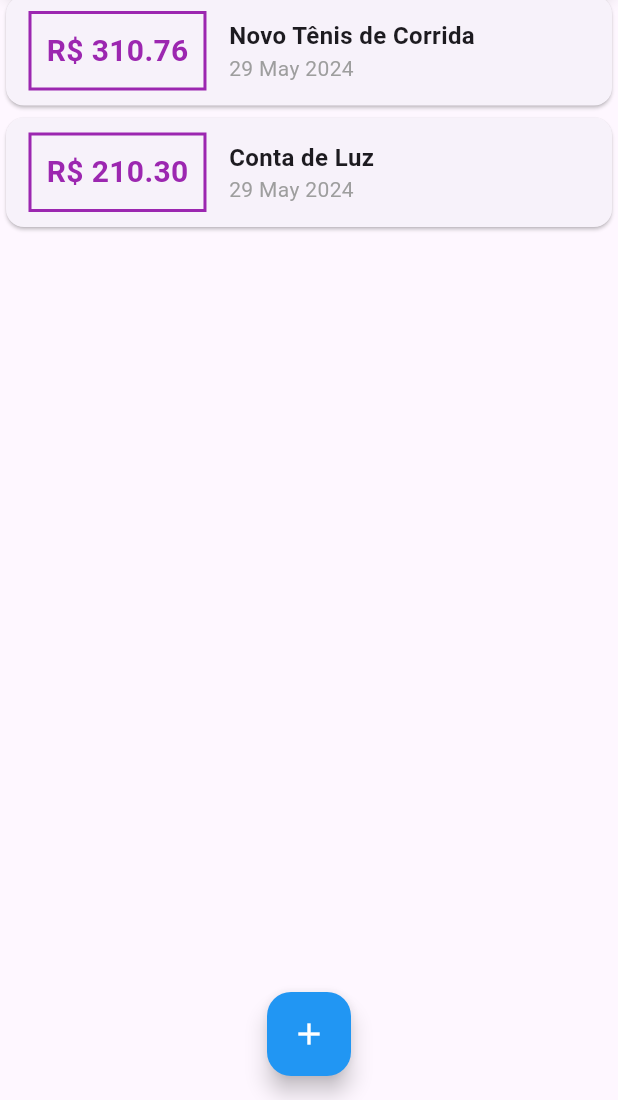
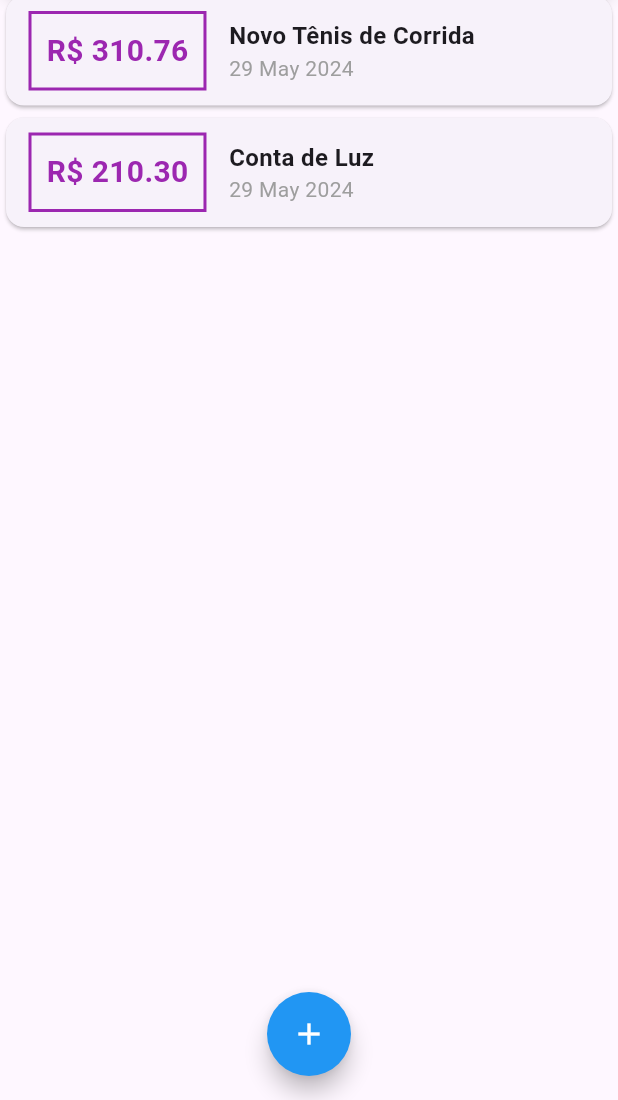
Before and after one commit to filipeacacio/curso_flutter_expenses, a Flutter app: the screen it shows after launch, on a phone screen of 412 x 824 dp, the part 136-1236 px from its top. Run offline on Flutter 3.47's test engine with Material 3 defaults, Android fonts, the phone set to English and light mode, and no system bars.

Commit message:
trocando , por . no valor e deixando botão flutuante redondo

```diff
--- a/lib/components/transaction_form.dart
+++ b/lib/components/transaction_form.dart
@@ -16,7 +16,7 @@ class _TransactionFormState extends State<TransactionForm> {
 
   _submirForm() {
     final title = titleController.text;
-    final value = double.tryParse(valueController.text) ?? 0.0;
+    final value = double.tryParse(valueController.text.replaceAll(',', '.')) ?? 0.0;
 
     if (title.isEmpty || value <= 0) {
       return;
--- a/lib/main.dart
+++ b/lib/main.dart
@@ -104,8 +104,11 @@ class _MyHomePageState extends State<MyHomePage> {
       ),
       floatingActionButton: FloatingActionButton(
         backgroundColor: Colors.blue,
+        onPressed: () => _openTransactionFormModal(context),
+        shape: RoundedRectangleBorder(
+          borderRadius: BorderRadius.circular(30.0),
+        ),
         child: const Icon(Icons.add, color: Colors.white),
-        onPressed: () => _openTransactionFormModal(context),
       ),
       floatingActionButtonLocation: FloatingActionButtonLocation.centerFloat,
     );
```
